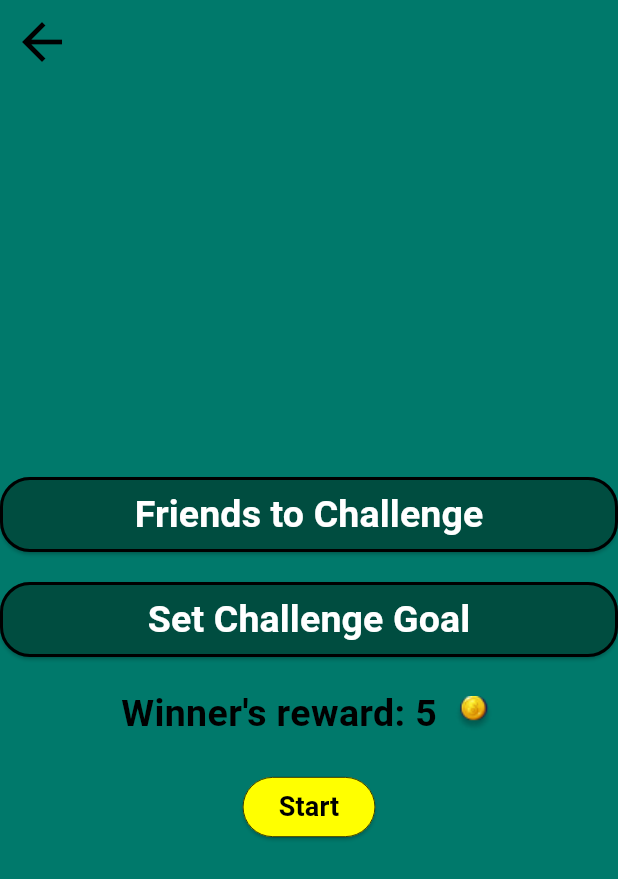
After one commit to giorgostzamouranis/WalkWin, a Flutter app: the ChallengeFriendPage screen opened by its route, on a phone screen of 412 x 824 dp. The commit adds this screen. Shown: the top 879 px of the screen. Run offline on Flutter 3.47's test engine with Material 3 defaults, Android fonts, the phone set to English and light mode, and no system bars; our stand-ins replace cloud_firestore, device_preview, firebase_auth, firebase_core, firebase_storage, image_picker and 2 more; missing offline and left inert: qr_code_scanner; accounts and stored records are empty.

Commit message:
challenge friends

```diff
--- a/walkwin/lib/main.dart
+++ b/walkwin/lib/main.dart
@@ -17,7 +17,7 @@ import 'screens/profile_page.dart';
 import 'screens/step_goals_page.dart';
 import 'screens/change_step_goals_page.dart';
 import 'screens/story_view_page.dart';
-
+import 'screens/challenge_friend_page.dart';
 void main() async {
   WidgetsFlutterBinding.ensureInitialized();
 
@@ -75,6 +75,7 @@ class MyApp extends StatelessWidget {
               initialIndex: 0, // Default to the first story.
             ),
         '/searchfriendspage': (context) => const SearchFriendsPage(),
+        '/challengefriend': (context) => const ChallengeFriendPage(),
       },
       // Add onGenerateRoute for dynamic routing
       onGenerateRoute: (settings) {
--- /dev/null
+++ b/walkwin/lib/screens/challenge_friend_page.dart
@@ -0,0 +1,133 @@
+import 'package:flutter/material.dart';
+
+class ChallengeFriendPage extends StatelessWidget {
+  const ChallengeFriendPage({Key? key}) : super(key: key);
+
+  @override
+  Widget build(BuildContext context) {
+    return Scaffold(
+      backgroundColor: Colors.teal.shade700,
+      appBar: AppBar(
+        leading: IconButton(
+          icon: Icon(
+                  Icons.arrow_back,
+                  color: Colors.black,
+                  size: 40,
+                ),
+
+          onPressed: () {
+            Navigator.pop(context);
+          },
+        ),
+        backgroundColor: Colors.teal.shade700,
+        elevation: 0,
+      ),
+      body: Center(
+        child: Column(
+          mainAxisAlignment: MainAxisAlignment.center,
+          children: [
+            // Button 1: Friends to Challenge
+            ElevatedButton(
+              onPressed: () {
+                // Handle button press
+              },
+              style: ElevatedButton.styleFrom(
+                backgroundColor: const Color(0xFF004D40), // Set button background color
+                shape: RoundedRectangleBorder(
+                  borderRadius: BorderRadius.circular(20),
+                  side: const BorderSide(
+                    color: Colors.black, // Add bold border
+                    width: 2.0,
+                  ),
+                ),
+                minimumSize: const Size(double.infinity, 50),
+              ),
+              child: const Text(
+                'Friends to Challenge',
+                style: TextStyle(
+                  fontSize: 25,
+                  color: Colors.white, // Set button text color to white
+                  fontWeight: FontWeight.bold, // Make button text bold
+                ),
+              ),
+            ),
+            const SizedBox(height: 20),
+
+            // Button 2: Set Challenges Goal
+            ElevatedButton(
+              onPressed: () {
+                // Handle button press
+              },
+              style: ElevatedButton.styleFrom(
+                backgroundColor: const Color(0xFF004D40),
+                shape: RoundedRectangleBorder(
+                  borderRadius: BorderRadius.circular(20),
+                  side: const BorderSide(
+                    color: Colors.black,
+                    width: 2.0,
+                  ),
+                ),
+                minimumSize: const Size(double.infinity, 50),
+              ),
+              child: const Text(
+                'Set Challenge Goal',
+                style: TextStyle(
+                  fontSize: 25,
+                  color: Colors.white, // Set button text color to white
+                  fontWeight: FontWeight.bold, // Make button text bold
+                ),
+              ),
+            ),
+            const SizedBox(height: 20),
+
+            Row(
+              mainAxisAlignment: MainAxisAlignment.center,
+              children: [
+                const Text(
+                  "Winner's reward: 5",
+                  style: TextStyle(
+                    fontSize: 25,
+                    color: Colors.black, // Set button text color to white
+                    fontWeight: FontWeight.bold, // Make button text bold
+                  ),
+                ),
+                const SizedBox(width: 10),
+                Image.asset(
+                  'assets/icons/coin.png',
+                  width: 30, // Set the width of the coin image
+                  height: 30, // Set the height of the coin image
+                ),
+              ],
+            ),
+            const SizedBox(height: 20),
+
+            // Start Button
+            ElevatedButton(
+              onPressed: () {
+                // Handle button press
+              },
+              style: ElevatedButton.styleFrom(
+                backgroundColor: Colors.yellowAccent,
+                shape: RoundedRectangleBorder(
+                  borderRadius: BorderRadius.circular(20),
+                  side: const BorderSide(
+                    color: Colors.black,
+                    width: 0.5,
+                  ),
+                ),
+              ),
+              child: const Text(
+                'Start',
+                style: TextStyle(
+                  fontSize: 18,
+                  color: Colors.black, // Set button text color to white
+                  fontWeight: FontWeight.bold, // Make button text bold
+                ),
+              ),
+            ),
+          ],
+        ),
+      ),
+    );
+  }
+}
--- a/walkwin/lib/screens/friends_page.dart
+++ b/walkwin/lib/screens/friends_page.dart
@@ -16,7 +16,7 @@ import 'friends_list_page.dart';
 import 'incoming_friend_request_page.dart';
 import 'package:qr_code_scanner/qr_code_scanner.dart'; // Add the QR code scanning library
 import 'package:flutter/widgets.dart';
-
+import 'challenge_friend_page.dart';
 
 
 
@@ -720,12 +720,13 @@ Widget _buildWalcoins() {
     return Column(
       children: [
         _buildActionButton('Challenge Friends', 'assets/icons/globe.png', onTap: () {
-          // Add functionality for "Challenge Friends" here
-        }),
+                Navigator.push(
+                  context,
+                  MaterialPageRoute(builder: (context) => ChallengeFriendPage()),
+                );
+              }),
         const SizedBox(height: 10), // Space between buttons
-        _buildActionButton('Active Challenges', 'assets/icons/scanner.png', onTap: () {
-          // Add functionality for "Active Challenges" here
-        }),
+        _buildActionButton('Active Challenges', 'assets/icons/scanner.png', onTap: () {}),
         const SizedBox(height: 10), // Space between buttons
         _buildActionButton('Scan Friends', 'assets/icons/clock_forward.png', onTap: () {
           Navigator.of(context).push(
```
